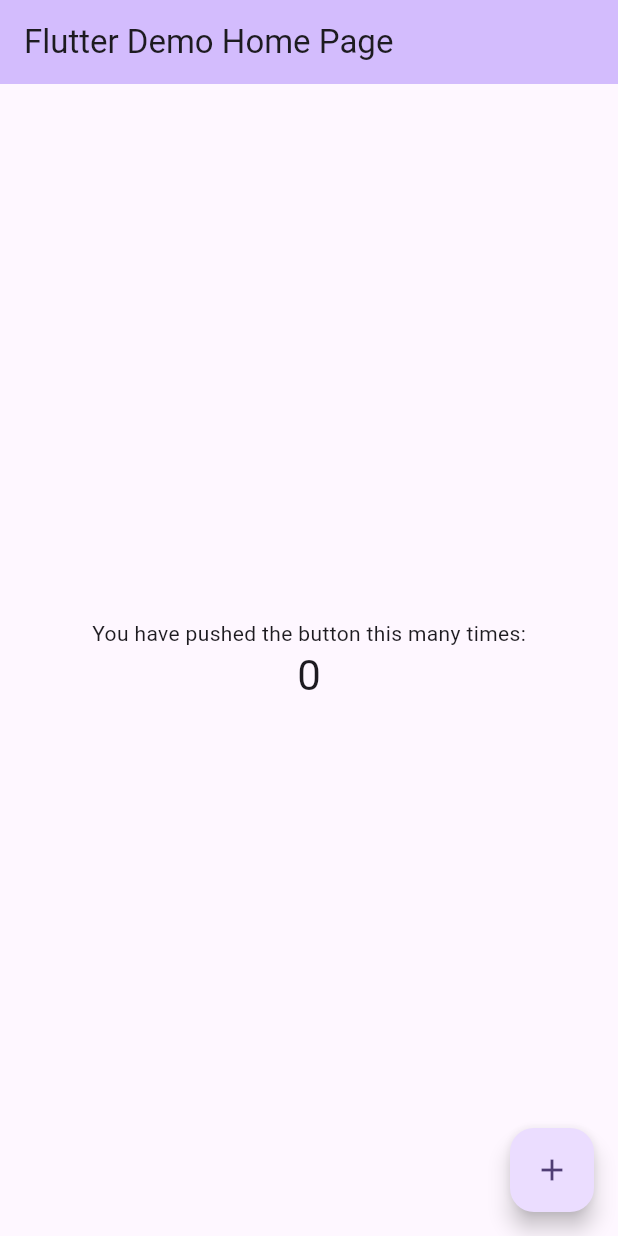
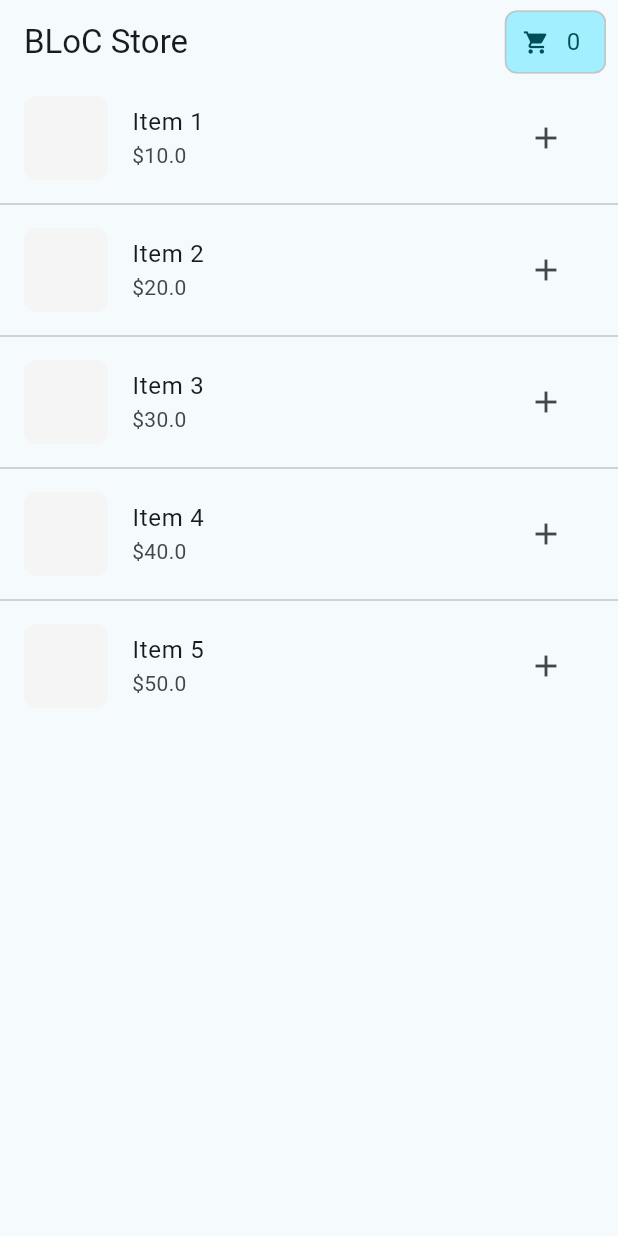
Before and after one commit to KyawSithuAung/flutter_bloc_example, a Flutter app: the screen it shows after launch, on a phone screen of 412 x 824 dp. Run offline on Flutter 3.47's test engine with Material 3 defaults, Android fonts, the phone set to English and light mode, and no system bars; our stand-ins replace equatable, flutter_bloc.

Commit message:
Add example state management using BLoC

```diff
--- /dev/null
+++ b/lib/blocs/cart_bloc.dart
@@ -0,0 +1,77 @@
+import 'package:equatable/equatable.dart';
+import 'package:flutter_bloc/flutter_bloc.dart';
+import 'package:flutter_bloc_example/models/cart.dart';
+import 'package:flutter_bloc_example/models/item.dart';
+
+class CartBloc extends Bloc<CartEvent, CartState> {
+  CartBloc() : super(CartState(Cart(items: []))) {
+    on<AddToCart>(_onAddToCart);
+    on<RemoveFromCart>(_onRemoveFromCart);
+    on<Checkout>(_checkout);
+  }
+
+  void _onAddToCart(AddToCart event, Emitter<CartState> emit) {
+    var cart = state.cart.copy();
+    cart.addItem(event.item);
+    emit(state.copyWith(cart: cart));
+  }
+
+  void _onRemoveFromCart(RemoveFromCart event, Emitter<CartState> emit) {
+    var cart = state.cart.copy();
+    cart.removeItem(event.item);
+    emit(state.copyWith(cart: cart));
+  }
+
+  void _checkout(Checkout event, Emitter<CartState> emit) {
+    if (state.cart.items.isEmpty) {
+      return;
+    }
+
+    var cart = state.cart.copy();
+    cart.checkout();
+    emit(state.copyWith(cart: cart));
+  }
+}
+
+sealed class CartEvent extends Equatable {}
+
+class AddToCart extends CartEvent {
+  final Item item;
+
+  AddToCart({required this.item});
+
+  @override
+  List<Object?> get props => [item];
+}
+
+class RemoveFromCart extends CartEvent {
+  final Item item;
+
+  RemoveFromCart({required this.item});
+
+  @override
+  List<Object?> get props => [item];
+}
+
+class Checkout extends CartEvent {
+
+  Checkout();
+
+  @override
+  List<Object?> get props => [];
+}
+
+class CartState with EquatableMixin {
+  final Cart cart;
+
+  CartState(this.cart);
+
+  CartState copyWith({
+    Cart? cart,
+  }) {
+    return CartState(cart ?? this.cart);
+  }
+
+  @override
+  List<Object?> get props => [cart];
+}
--- a/lib/main.dart
+++ b/lib/main.dart
@@ -1,4 +1,5 @@
 import 'package:flutter/material.dart';
+import 'package:flutter_bloc_example/ui/store_home.dart';
 
 void main() {
   runApp(const MyApp());
@@ -7,119 +8,16 @@ void main() {
 class MyApp extends StatelessWidget {
   const MyApp({super.key});
 
-  // This widget is the root of your application.
   @override
   Widget build(BuildContext context) {
     return MaterialApp(
-      title: 'Flutter Demo',
+      title: 'Flutter BLoC Example',
+      debugShowCheckedModeBanner: false,
       theme: ThemeData(
-        // This is the theme of your application.
-        //
-        // TRY THIS: Try running your application with "flutter run". You'll see
-        // the application has a blue toolbar. Then, without quitting the app,
-        // try changing the seedColor in the colorScheme below to Colors.green
-        // and then invoke "hot reload" (save your changes or press the "hot
-        // reload" button in a Flutter-supported IDE, or press "r" if you used
-        // the command line to start the app).
-        //
-        // Notice that the counter didn't reset back to zero; the application
-        // state is not lost during the reload. To reset the state, use hot
-        // restart instead.
-        //
-        // This works for code too, not just values: Most code changes can be
-        // tested with just a hot reload.
-        colorScheme: ColorScheme.fromSeed(seedColor: Colors.deepPurple),
+        colorScheme: ColorScheme.fromSeed(seedColor: Colors.cyan),
         useMaterial3: true,
       ),
-      home: const MyHomePage(title: 'Flutter Demo Home Page'),
+      home: const StoreHome(),
     );
   }
 }
-
-class MyHomePage extends StatefulWidget {
-  const MyHomePage({super.key, required this.title});
-
-  // This widget is the home page of your application. It is stateful, meaning
-  // that it has a State object (defined below) that contains fields that affect
-  // how it looks.
-
-  // This class is the configuration for the state. It holds the values (in this
-  // case the title) provided by the parent (in this case the App widget) and
-  // used by the build method of the State. Fields in a Widget subclass are
-  // always marked "final".
-
-  final String title;
-
-  @override
-  State<MyHomePage> createState() => _MyHomePageState();
-}
-
-class _MyHomePageState extends State<MyHomePage> {
-  int _counter = 0;
-
-  void _incrementCounter() {
-    setState(() {
-      // This call to setState tells the Flutter framework that something has
-      // changed in this State, which causes it to rerun the build method below
-      // so that the display can reflect the updated values. If we changed
-      // _counter without calling setState(), then the build method would not be
-      // called again, and so nothing would appear to happen.
-      _counter++;
-    });
-  }
-
-  @override
-  Widget build(BuildContext context) {
-    // This method is rerun every time setState is called, for instance as done
-    // by the _incrementCounter method above.
-    //
-    // The Flutter framework has been optimized to make rerunning build methods
-    // fast, so that you can just rebuild anything that needs updating rather
-    // than having to individually change instances of widgets.
-    return Scaffold(
-      appBar: AppBar(
-        // TRY THIS: Try changing the color here to a specific color (to
-        // Colors.amber, perhaps?) and trigger a hot reload to see the AppBar
-        // change color while the other colors stay the same.
-        backgroundColor: Theme.of(context).colorScheme.inversePrimary,
-        // Here we take the value from the MyHomePage object that was created by
-        // the App.build method, and use it to set our appbar title.
-        title: Text(widget.title),
-      ),
-      body: Center(
-        // Center is a layout widget. It takes a single child and positions it
-        // in the middle of the parent.
-        child: Column(
-          // Column is also a layout widget. It takes a list of children and
-          // arranges them vertically. By default, it sizes itself to fit its
-          // children horizontally, and tries to be as tall as its parent.
-          //
-          // Column has various properties to control how it sizes itself and
-          // how it positions its children. Here we use mainAxisAlignment to
-          // center the children vertically; the main axis here is the vertical
-          // axis because Columns are vertical (the cross axis would be
-          // horizontal).
-          //
-          // TRY THIS: Invoke "debug painting" (choose the "Toggle Debug Paint"
-          // action in the IDE, or press "p" in the console), to see the
-          // wireframe for each widget.
-          mainAxisAlignment: MainAxisAlignment.center,
-          children: <Widget>[
-            const Text(
-              'You have pushed the button this many times:',
-            ),
-            Text(
-              '$_counter',
-              style: Theme.of(context).textTheme.headlineMedium,
-            ),
-          ],
-        ),
-      ),
-      floatingActionButton: FloatingActionButton(
-        onPressed: _incrementCounter,
-        tooltip: 'Increment',
-        child: const Icon(Icons.add),
-      ), // This trailing comma makes auto-formatting nicer for build methods.
-    );
-  }
-}
--- /dev/null
+++ b/lib/models/cart.dart
@@ -0,0 +1,60 @@
+import 'package:equatable/equatable.dart';
+import 'package:flutter_bloc_example/models/item.dart';
+
+class CartItem with EquatableMixin {
+  final Item item;
+  final int count;
+
+  CartItem({required this.item, required this.count});
+
+  @override
+  List<Object?> get props => [item, count];
+}
+
+class Cart with EquatableMixin {
+  final List<CartItem> items;
+
+  Cart({required this.items});
+
+  @override
+  List<Object?> get props => [items];
+
+  Cart copy() {
+    return Cart(items: List<CartItem>.from(items));
+  }
+
+  double get totalPrice {
+    return items.fold(
+        0, (total, current) => total + current.item.price * current.count);
+  }
+
+  int get totalItems {
+    return items.fold(0, (total, current) => total + current.count);
+  }
+
+  void addItem(Item item) {
+    final index = items.indexWhere((element) => element.item.name == item.name);
+    if (index != -1) {
+      items[index] =
+          CartItem(item: items[index].item, count: items[index].count + 1);
+    } else {
+      items.add(CartItem(item: item, count: 1));
+    }
+  }
+
+  void removeItem(Item item) {
+    final index = items.indexWhere((element) => element.item.name == item.name);
+    if (index != -1) {
+      if (items[index].count > 1) {
+        items[index] =
+            CartItem(item: items[index].item, count: items[index].count - 1);
+      } else {
+        items.removeAt(index);
+      }
+    }
+  }
+
+  void checkout() {
+    items.clear();
+  }
+}
--- /dev/null
+++ b/lib/models/item.dart
@@ -0,0 +1,11 @@
+import 'package:equatable/equatable.dart';
+
+class Item with EquatableMixin {
+  String name;
+  double price;
+
+  Item({required this.name, required this.price});
+
+  @override
+  List<Object?> get props => [name, price];
+}
--- /dev/null
+++ b/lib/ui/cart_icon.dart
@@ -0,0 +1,34 @@
+import 'package:flutter/material.dart';
+import 'package:flutter_bloc/flutter_bloc.dart';
+import 'package:flutter_bloc_example/blocs/cart_bloc.dart';
+
+class CartIcon extends StatelessWidget {
+  final VoidCallback onPressed;
+
+  const CartIcon({Key? key, required this.onPressed}) : super(key: key);
+
+  @override
+  Widget build(BuildContext context) {
+    final theme = Theme.of(context);
+    return BlocBuilder<CartBloc, CartState>(
+      builder: (context, state) {
+        var itemCount = state.cart.totalItems;
+
+        return ActionChip(
+          onPressed: onPressed,
+          avatar: Icon(
+            Icons.shopping_cart,
+            color: theme.colorScheme.onPrimaryContainer,
+          ),
+          label: Text(
+            itemCount.toString(),
+            style: theme.textTheme.bodyLarge?.copyWith(
+              color: theme.colorScheme.onPrimaryContainer,
+            ),
+          ),
+          backgroundColor: theme.colorScheme.primaryContainer,
+        );
+      },
+    );
+  }
+}
--- /dev/null
+++ b/lib/ui/item_list.dart
@@ -0,0 +1,52 @@
+import 'package:flutter/material.dart';
+import 'package:flutter_bloc/flutter_bloc.dart';
+import 'package:flutter_bloc_example/blocs/cart_bloc.dart';
+import 'package:flutter_bloc_example/models/item.dart';
+
+class ItemList extends StatefulWidget {
+  const ItemList({Key? key}) : super(key: key);
+
+  @override
+  State<ItemList> createState() => _ItemListState();
+}
+
+class _ItemListState extends State<ItemList> {
+  final _items = [
+    Item(name: 'Item 1', price: 10),
+    Item(name: 'Item 2', price: 20),
+    Item(name: 'Item 3', price: 30),
+    Item(name: 'Item 4', price: 40),
+    Item(name: 'Item 5', price: 50),
+  ];
+
+  @override
+  Widget build(BuildContext context) {
+    return ListView.separated(
+      itemBuilder: (context, index) {
+        final item = _items[index];
+        return ListTile(
+          leading: Container(
+            height: 56,
+            width: 56,
+            decoration: BoxDecoration(
+              color: Colors.grey[100],
+              borderRadius: BorderRadius.circular(8),
+            ),
+          ),
+          title: Text(item.name),
+          subtitle: Text('\$${item.price}'),
+          trailing: IconButton(
+            icon: const Icon(Icons.add),
+            onPressed: () => _addToCart(item),
+          ),
+        );
+      },
+      separatorBuilder: (context, index) => const Divider(),
+      itemCount: _items.length,
+    );
+  }
+
+  void _addToCart(Item item) {
+    BlocProvider.of<CartBloc>(context).add(AddToCart(item: item));
+  }
+}
--- /dev/null
+++ b/lib/ui/store_home.dart
@@ -0,0 +1,53 @@
+import 'package:flutter/material.dart';
+import 'package:flutter_bloc/flutter_bloc.dart';
+import 'package:flutter_bloc_example/blocs/cart_bloc.dart';
+import 'package:flutter_bloc_example/ui/cart_detail_sheet.dart';
+import 'package:flutter_bloc_example/ui/cart_icon.dart';
+import 'package:flutter_bloc_example/ui/item_list.dart';
+
+class StoreHome extends StatefulWidget {
+  const StoreHome({Key? key}) : super(key: key);
+
+  @override
+  State<StoreHome> createState() => _StoreHomeState();
+}
+
+class _StoreHomeState extends State<StoreHome> {
+  late CartBloc _cartBloc;
+
+  @override
+  Widget build(BuildContext context) {
+    return BlocProvider(
+      create: (context) => CartBloc(),
+      child: BlocBuilder<CartBloc, CartState>(
+        builder: (context, state) {
+          _cartBloc = context.read<CartBloc>();
+          return Scaffold(
+            appBar: AppBar(
+              title: const Text('BLoC Store'),
+              actions: [
+                Padding(
+                  padding: const EdgeInsets.only(right: 8),
+                  child: CartIcon(
+                    onPressed: _showCartDetail,
+                  ),
+                ),
+              ],
+            ),
+            body: const ItemList(),
+          );
+        },
+      ),
+    );
+  }
+
+  void _showCartDetail() {
+    showModalBottomSheet(
+      context: context,
+      builder: (context) {
+        return BlocProvider<CartBloc>.value(
+            value: _cartBloc, child: const CartDetailSheet());
+      },
+    );
+  }
+}
--- a/pubspec.yaml
+++ b/pubspec.yaml
@@ -35,6 +35,9 @@ dependencies:
   # The following adds the Cupertino Icons font to your application.
   # Use with the CupertinoIcons class for iOS style icons.
   cupertino_icons: ^1.0.2
+
+  flutter_bloc: ^8.1.1
+  equatable: ^2.0.5
 
 dev_dependencies:
   flutter_test:
```
Also changed, not shown: lib/ui/cart_detail_sheet.dart (added, +171 -0 lines), lib/ui/checkout_screen.dart (added, +164 -0 lines).
